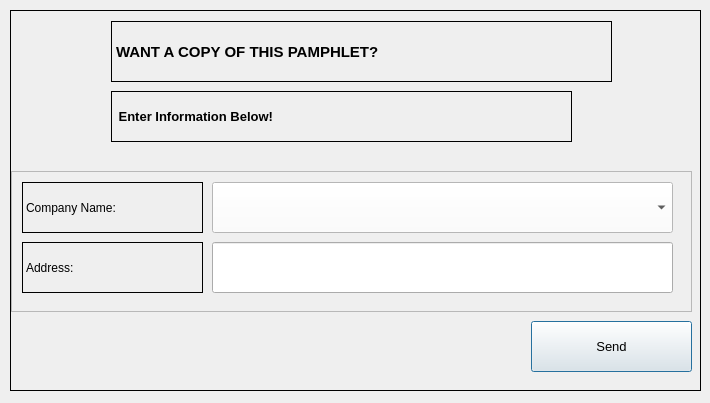
This is Pamphlet.ui in CS1C-MEGA-QTs/CS1C-Project-1 as Qt 5 draws it before an edit. The edited form follows.
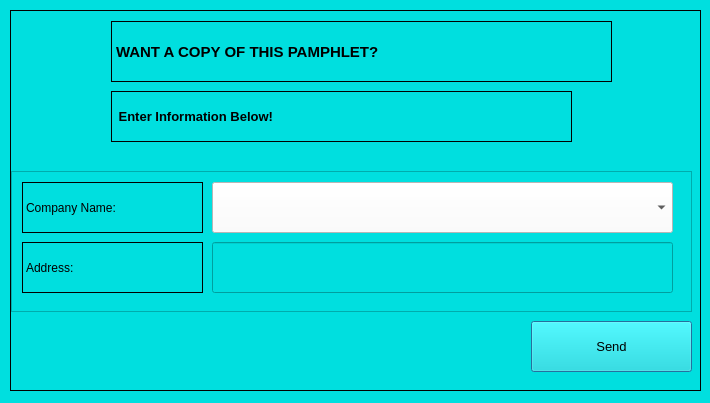
This is the edited form.

Diff of the .ui file:
```diff
--- a/Pamphlet.ui
+++ b/Pamphlet.ui
@@ -13,6 +13,9 @@
   <property name="windowTitle">
    <string>Dialog</string>
   </property>
+  <property name="styleSheet">
+   <string notr="true">background-color: rgb(0, 223, 223);</string>
+  </property>
   <widget class="QScrollArea" name="RequestCopy">
    <property name="geometry">
     <rect>
```
